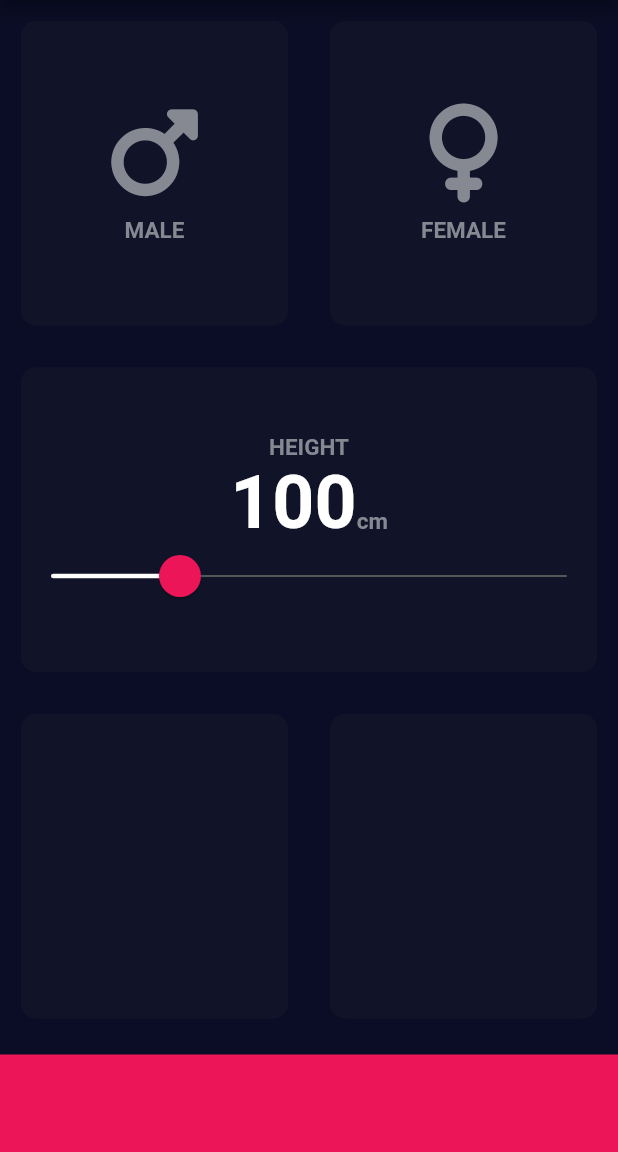
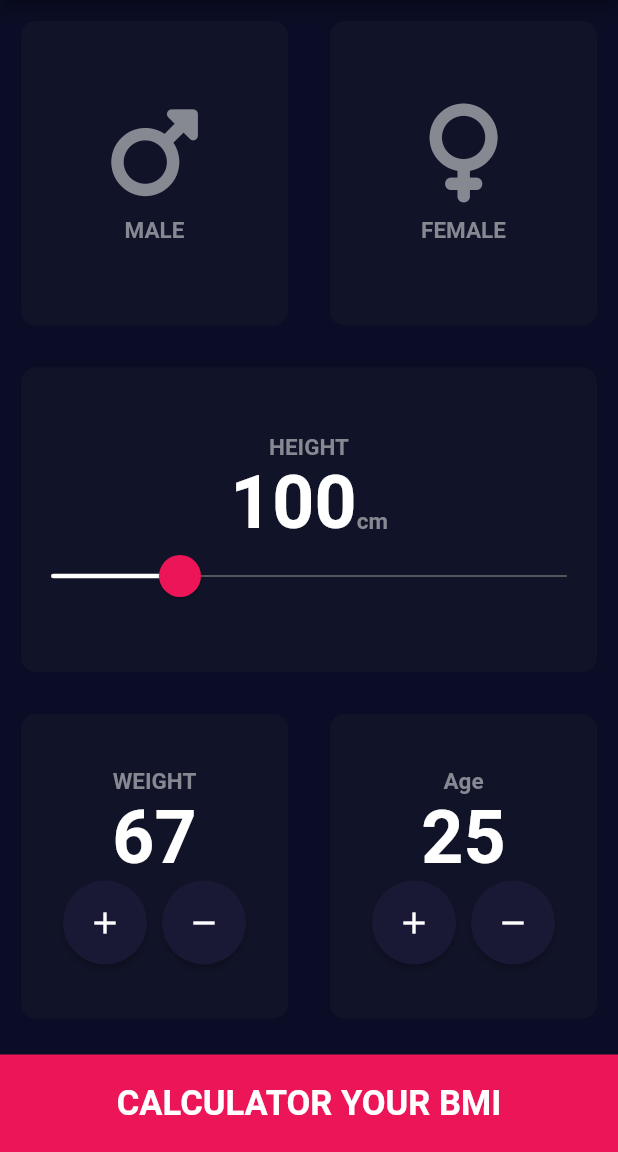
Before and after one commit to HeratUni-CS/bmi-calculator-parwiz-hub, a Flutter app: the screen it shows after launch, on a phone screen of 412 x 824 dp, the part 84-1236 px from its top. Run offline on Flutter 3.47's test engine with Material 2 defaults, Android fonts, the phone set to English and light mode, and no system bars; our stand-ins replace font_awesome_flutter.

Commit message:
create add button and remove buttonForWeightAndAge

```diff
--- a/lib/constant.dart
+++ b/lib/constant.dart
@@ -3,6 +3,12 @@ import 'package:flutter/material.dart';
 const B_color = Color(0xFFEB1557);
 const firstColor = Color(0xFF111428);
 const activcard = Color(0xFF191935);
+const filcolor = Color(0xFF191935);
+const textbutonstyle = TextStyle(
+  fontSize: 23,
+  color: Colors.white,
+  fontWeight: FontWeight.bold,
+);
 const Nstyle = TextStyle(
   fontSize: 49,
   color: Colors.white,
--- a/lib/input_page.dart
+++ b/lib/input_page.dart
@@ -3,6 +3,7 @@ import 'package:font_awesome_flutter/font_awesome_flutter.dart';
 import 'iconData.dart';
 import 'reusableWidget.dart';
 import 'constant.dart';
+import 'mybutton.dart';
 
 enum gender { Male, Female }
 
@@ -13,6 +14,8 @@ class InputPage extends StatefulWidget {
 
 class _InputPageState extends State<InputPage> {
   int hieght = 100;
+  int weight = 67;
+  int age = 25;
   @override
   gender? selectgender;
 
@@ -104,18 +107,99 @@ class _InputPageState extends State<InputPage> {
               children: [
                 usableWidget(
                   color: firstColor,
+                  icon: Column(
+                    mainAxisAlignment: MainAxisAlignment.center,
+                    children: [
+                      Text(
+                        'WEIGHT',
+                        style: textstyl,
+                      ),
+                      Text(
+                        weight.toString(),
+                        style: Nstyle,
+                      ),
+                      Row(
+                        mainAxisAlignment: MainAxisAlignment.center,
+                        children: [
+                          mybutton(
+                            myicon: Icons.add,
+                            onClick: () {
+                              setState(() {
+                                weight++;
+                              });
+                            },
+                          ),
+                          SizedBox(
+                            width: 10,
+                          ),
+                          mybutton(
+                            myicon: Icons.remove,
+                            onClick: () {
+                              setState(() {
+                                weight--;
+                              });
+                            },
+                          ),
+                        ],
+                      )
+                    ],
+                  ),
                 ),
                 usableWidget(
                   color: firstColor,
+                  icon: Column(
+                    mainAxisAlignment: MainAxisAlignment.center,
+                    children: [
+                      Text(
+                        'Age',
+                        style: textstyl,
+                      ),
+                      Text(
+                        age.toString(),
+                        style: Nstyle,
+                      ),
+                      Row(
+                        mainAxisAlignment: MainAxisAlignment.center,
+                        children: [
+                          mybutton(
+                            myicon: Icons.add,
+                            onClick: () {
+                              setState(() {
+                                age++;
+                              });
+                            },
+                          ),
+                          SizedBox(
+                            width: 10,
+                          ),
+                          mybutton(
+                            myicon: Icons.remove,
+                            onClick: () {
+                              setState(() {
+                                age--;
+                              });
+                            },
+                          ),
+                        ],
+                      )
+                    ],
+                  ),
                 ),
               ],
             ),
           ),
           Container(
+            width: double.infinity,
             height: 65,
             color: B_color,
             margin: EdgeInsets.only(top: 10),
-          )
+            child: Center(
+              child: Text(
+                'CALCULATOR YOUR BMI',
+                style: textbutonstyle,
+              ),
+            ),
+          ),
         ],
       ),
     );
--- a/lib/main.dart
+++ b/lib/main.dart
@@ -11,6 +11,7 @@ class BMICalculator extends StatelessWidget {
       theme: ThemeData.dark().copyWith(
         appBarTheme: AppBarTheme(backgroundColor: Color(0xFF0A0D22)),
         scaffoldBackgroundColor: Color(0xFF0A0D25),
+
       ),
       home: InputPage(),
     );
--- /dev/null
+++ b/lib/mybutton.dart
@@ -0,0 +1,20 @@
+import 'package:flutter/material.dart';
+import 'constant.dart';
+class mybutton extends StatelessWidget {
+  final void Function() onClick;
+  final IconData myicon;
+  mybutton({required this.myicon, required this.onClick});
+  @override
+  Widget build(BuildContext context) {
+    return RawMaterialButton(
+      onPressed: onClick,
+      fillColor: filcolor,
+      shape: const CircleBorder(),
+      constraints: BoxConstraints.tightFor(
+        width: 56,
+        height: 56,
+      ),
+      child: Icon(myicon),
+    );
+  }
+}
--- /dev/null
+++ b/lib/resultpage.dart
@@ -0,0 +1,9 @@
+import 'package:flutter/material.dart';
+class result extends StatelessWidget {
+
+
+  @override
+  Widget build(BuildContext context) {
+    return const Placeholder();
+  }
+}
```
